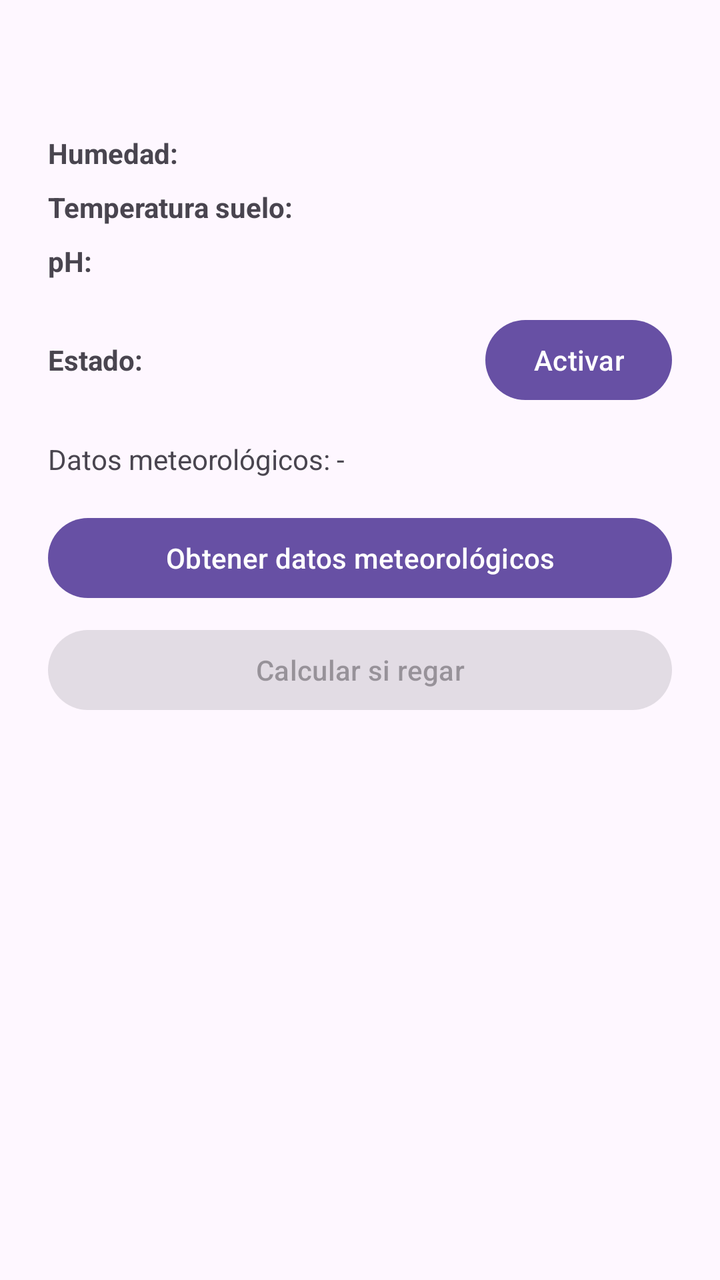
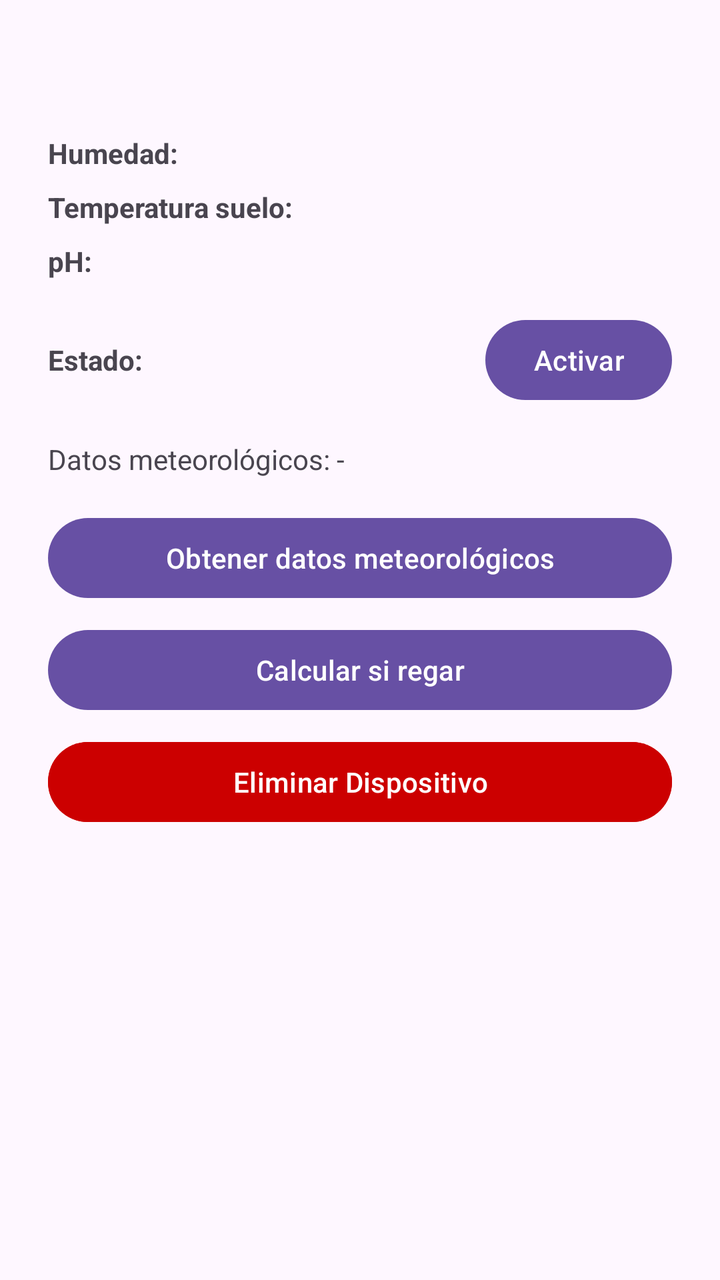

An Android layout rendered at two revisions. The XML below is the earlier revision; the diff shows what the commit changed to produce the second picture.
<!-- AndroidManifest.xml: application theme Theme.PAS_Project -->
<!-- res/layout/bottom_sheet_dispositivo.xml -->
<?xml version="1.0" encoding="utf-8"?>
<LinearLayout xmlns:android="http://schemas.android.com/apk/res/android"
    android:layout_width="match_parent"
    android:layout_height="wrap_content"
    android:orientation="vertical"
    android:padding="24dp">

    <TextView
        android:id="@+id/tvNombre"
        android:layout_width="match_parent"
        android:layout_height="wrap_content"
        android:textSize="20sp"
        android:textStyle="bold"
        android:layout_marginBottom="16dp"/>

    <LinearLayout
        android:layout_width="match_parent"
        android:layout_height="wrap_content"
        android:orientation="horizontal"
        android:layout_marginBottom="8dp">

        <TextView
            android:layout_width="0dp"
            android:layout_height="wrap_content"
            android:layout_weight="1"
            android:text="Humedad:"
            android:textStyle="bold"/>

        <TextView
            android:id="@+id/tvHumedad"
            android:layout_width="0dp"
            android:layout_height="wrap_content"
            android:layout_weight="1"/>
    </LinearLayout>

    <LinearLayout
        android:layout_width="match_parent"
        android:layout_height="wrap_content"
        android:orientation="horizontal"
        android:layout_marginBottom="8dp">

        <TextView
            android:layout_width="0dp"
            android:layout_height="wrap_content"
            android:layout_weight="1"
            android:text="Temperatura suelo:"
            android:textStyle="bold"/>

        <TextView
            android:id="@+id/tvTemperatura"
            android:layout_width="0dp"
            android:layout_height="wrap_content"
            android:layout_weight="1"/>
    </LinearLayout>

    <LinearLayout
        android:layout_width="match_parent"
        android:layout_height="wrap_content"
        android:orientation="horizontal"
        android:layout_marginBottom="16dp">

        <TextView
            android:layout_width="0dp"
            android:layout_height="wrap_content"
            android:layout_weight="1"
            android:text="pH:"
            android:textStyle="bold"/>

        <TextView
            android:id="@+id/tvPh"
            android:layout_width="0dp"
            android:layout_height="wrap_content"
            android:layout_weight="1"/>
    </LinearLayout>

    <LinearLayout
        android:layout_width="match_parent"
        android:layout_height="wrap_content"
        android:orientation="horizontal"
        android:gravity="center_vertical"
        android:layout_marginBottom="16dp">

        <TextView
            android:layout_width="0dp"
            android:layout_height="wrap_content"
            android:layout_weight="1"
            android:text="Estado:"
            android:textStyle="bold"/>

        <TextView
            android:id="@+id/tvEstado"
            android:layout_width="0dp"
            android:layout_height="wrap_content"
            android:layout_weight="1"/>

        <Button
            android:id="@+id/btnActivar"
            android:layout_width="wrap_content"
            android:layout_height="wrap_content"
            android:text="Activar"/>
    </LinearLayout>

    <TextView
        android:id="@+id/tvMeteo"
        android:layout_width="match_parent"
        android:layout_height="wrap_content"
        android:layout_marginBottom="16dp"
        android:text="Datos meteorológicos: -"/>

    <Button
        android:id="@+id/btnMeteo"
        android:layout_width="match_parent"
        android:layout_height="wrap_content"
        android:text="Obtener datos meteorológicos"
        android:layout_marginBottom="8dp"/>

    <Button
        android:id="@+id/btnRiego"
        android:layout_width="match_parent"
        android:layout_height="wrap_content"
        android:text="Calcular si regar"
        android:enabled="false"
        android:layout_marginBottom="8dp"/>

</LinearLayout>
<!-- resources referenced by this layout -->
<resources>
  <style name="Theme.PAS_Project" parent="Base.Theme.PAS_Project" />
  <style name="Base.Theme.PAS_Project" parent="Theme.Material3.DayNight.NoActionBar">
          
          
      </style>
</resources>

<!-- the commit's change to res/layout/bottom_sheet_dispositivo.xml (unified diff, before → after) -->
@@ -119,7 +119,15 @@
         android:layout_width="match_parent"
         android:layout_height="wrap_content"
         android:text="Calcular si regar"
-        android:enabled="false"
+        android:enabled="true"
         android:layout_marginBottom="8dp"/>
 
+    <Button
+        android:id="@+id/btnEliminar"
+        android:layout_width="match_parent"
+        android:layout_height="wrap_content"
+        android:text="Eliminar Dispositivo"
+        android:backgroundTint="@android:color/holo_red_dark"
+        android:textColor="@android:color/white"/>
+
 </LinearLayout>
